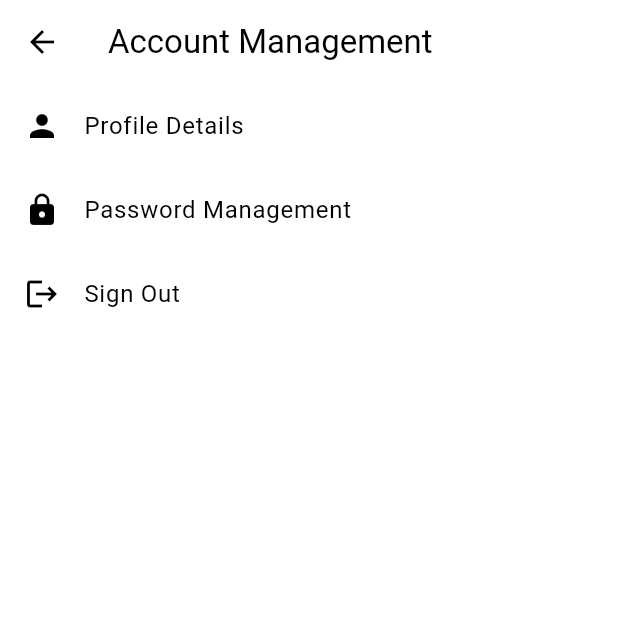
After one commit to mariellecarnecer99/budget-lens, a Flutter app: the AccountManagementList screen opened directly, on a phone screen of 412 x 824 dp, the top half of it. The commit adds this screen. Run offline on Flutter 3.47's test engine with Material 3 defaults, Android fonts, the phone set to English and light mode, and no system bars; our stand-ins replace firebase_auth, firebase_core, fl_chart, sqflite; missing offline and left inert: flag; accounts and stored records are empty.

Commit message:
feat: initial commit for UI/UX for account management

```diff
--- /dev/null
+++ b/lib/screens/account_management/list.dart
@@ -0,0 +1,59 @@
+import 'package:expense_tracker/screens/login.dart';
+import 'package:flutter/material.dart';
+import 'package:firebase_auth/firebase_auth.dart';
+
+class AccountManagementList extends StatefulWidget {
+  const AccountManagementList({super.key});
+
+  @override
+  State<AccountManagementList> createState() => _AccountManagementListState();
+}
+
+class _AccountManagementListState extends State<AccountManagementList> {
+  @override
+  Widget build(BuildContext context) {
+    return Scaffold(
+      appBar: AppBar(
+        title: Text("Account Management"),
+      ),
+      body: ListView(
+        children: [
+          ListTile(
+            leading: Icon(Icons.person),
+            title: Text("Profile Details"),
+            onTap: () {
+            },
+          ),
+          ListTile(
+            leading: Icon(Icons.lock),
+            title: Text("Password Management"),
+            onTap: () {
+            },
+          ),
+          ListTile(
+            leading: Icon(Icons.logout),
+            title: Text("Sign Out"),
+            onTap: () async {
+              try {
+                await FirebaseAuth.instance.signOut();
+
+                ScaffoldMessenger.of(context).showSnackBar(
+                  SnackBar(content: Text("Logged out successfully")),
+                );
+
+                Navigator.pushReplacement(
+                  context,
+                  MaterialPageRoute(builder: (context) => LoginPage()),
+                );
+              } catch (e) {
+                ScaffoldMessenger.of(context).showSnackBar(
+                  SnackBar(content: Text("Error logging out")),
+                );
+              }
+            },
+          ),
+        ],
+      ),
+    );
+  }
+}
```
Also changed, not shown: lib/screens/settings.dart (+8 -21 lines), lib/screens/account_management/profile.dart (added).
